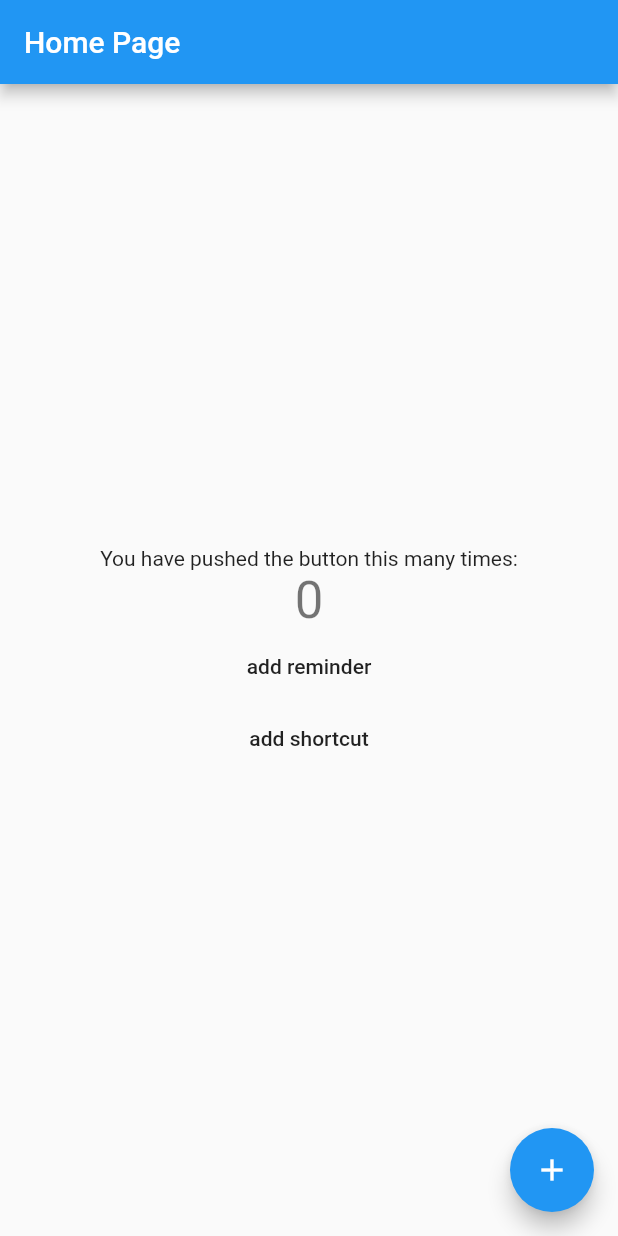
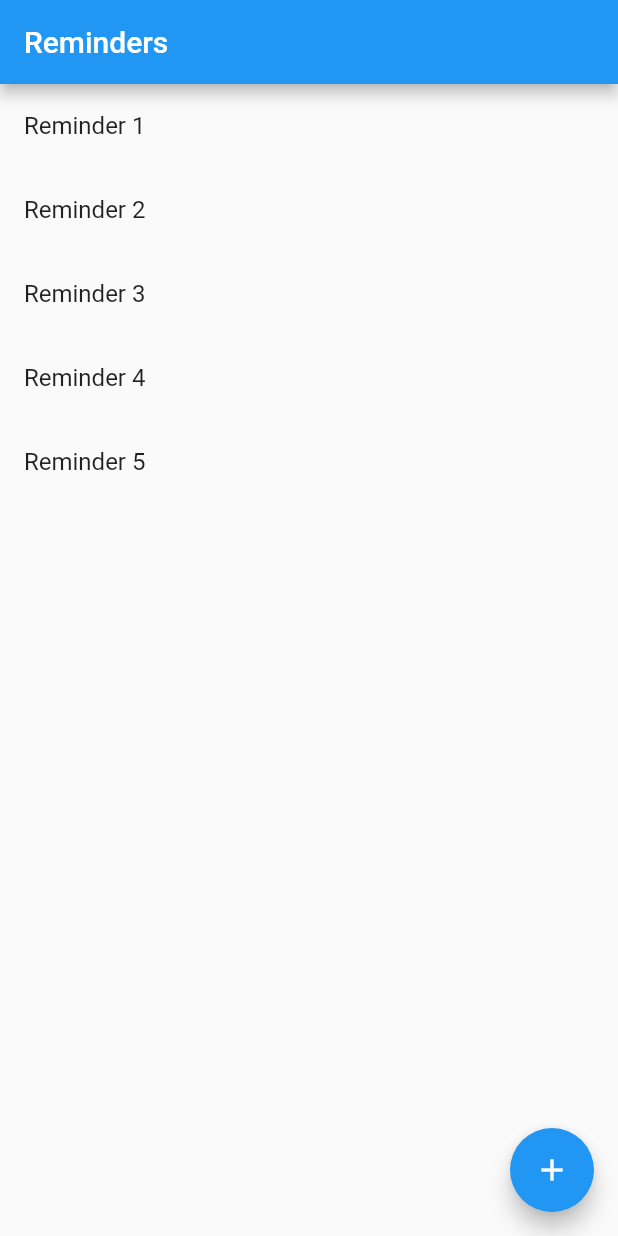
Before and after one commit to kelegorm/kotflut1, a Flutter app: the screen it shows after launch, on a phone screen of 412 x 824 dp. Run offline on Flutter 3.47's test engine with Material 2 defaults, Android fonts, the phone set to English and light mode, and no system bars.

Commit message:
Added list Creating reminder

```diff
--- a/lib/MainApp.dart
+++ b/lib/MainApp.dart
@@ -2,18 +2,32 @@ library kot_flut_1.main_app;
 
 import 'package:flutter/material.dart';
 import 'package:kot_flut_1/CreateReminderPage.dart';
-import 'package:kot_flut_1/HomePage.dart';
+import 'package:kot_flut_1/RemindersListPage.dart';
+import 'package:kot_flut_1/model.dart';
 
 
-class MainApp extends StatelessWidget {
-  // This widget is the root of your application.
+class MainApp extends StatefulWidget {
+  @override
+  State<StatefulWidget> createState() => new _MaintAppState();
+}
+
+
+class _MaintAppState extends State<MainApp> implements AppContext {
+
+  List<Reminder> reminders = [
+    new Reminder("Reminder 1"),
+    new Reminder("Reminder 2"),
+    new Reminder("Reminder 3"),
+    new Reminder("Reminder 4"),
+    new Reminder("Reminder 5"),
+  ];
 
   @override
   Widget build(BuildContext context) {
     return new MaterialApp(
       title: 'Kot Flut 1',
       theme: new ThemeData(primarySwatch: Colors.blue),
-      home: new MyHomePage(title: "Home Page",),
+      home: new RemindersListPage(reminders: reminders),
       routes: <String, WidgetBuilder>{
         ':reminder': (BuildContext context) => new CreateReminderPage()
       },
--- a/lib/HomePage.dart
+++ b/lib/RemindersListPage.dart
@@ -1,65 +1,84 @@
 library kot_flut_1.home_page;
+
+import 'dart:async';
 
 import 'package:flutter/material.dart';
 import 'package:flutter/services.dart';
+import 'package:kot_flut_1/model.dart';
 
 
-class MyHomePage extends StatefulWidget {
-  MyHomePage({Key key, this.title}) : super(key: key);
+class RemindersListPage extends StatefulWidget {
+  final List<Reminder> reminders;
 
-  // This widget is the home page of your application. It is stateful, meaning
-  // that it has a State object (defined below) that contains fields that affect
-  // how it looks.
 
-  // This class is the configuration for the state. It holds the values (in this
-  // case the title) provided by the parent (in this case the App widget) and
-  // used by the build method of the State. Fields in a Widget subclass are
-  // always marked "final".
+  RemindersListPage({Key key, this.reminders}) : super(key: key);
 
-  final String title;
 
   @override
-  _MyHomePageState createState() => new _MyHomePageState();
+  _ReminderListPageState createState() => new _ReminderListPageState(reminders: reminders);
 }
 
-class _MyHomePageState extends State<MyHomePage> {
-  static const String _channel = "increment";
+
+class _ReminderListPageState extends State<RemindersListPage> {
+  static const String _channel = 'increment';
+
+  static const String REMINDERS_TITLE = 'Reminders';
 
   static const BasicMessageChannel<String> platform =
-  const BasicMessageChannel<String>(_channel, const StringCodec());
+      const BasicMessageChannel<String>(_channel, const StringCodec());
+
+  List<Reminder> reminders;
 
 
-  int _counter = 0;
+  _ReminderListPageState({this.reminders});
 
-  void _incrementCounter() {
-    setState(() {
-      // This call to setState tells the Flutter framework that something has
-      // changed in this State, which causes it to rerun the build method below
-      // so that the display can reflect the updated values. If we changed
-      // _counter without calling setState(), then the build method would not be
-      // called again, and so nothing would appear to happen.
-      _counter++;
-
-      platform.send("sended message");
-      print("+ button clicked");
-    });
-  }
 
   @override
   Widget build(BuildContext context) {
-    // This method is rerun every time setState is called, for instance as done
-    // by the _incrementCounter method above.
-    //
-    // The Flutter framework has been optimized to make rerunning build methods
-    // fast, so that you can just rebuild anything that needs updating rather
-    // than having to individually change instances of widgets.
     return new Scaffold(
       appBar: new AppBar(
-        // Here we take the value from the MyHomePage object that was created by
-        // the App.build method, and use it to set our appbar title.
-        title: new Text(widget.title),
+        title: new Text(REMINDERS_TITLE),
       ),
-      body: new Center(
+      body: new ListView.builder(
+        itemBuilder: (context, i) => new ListTile(title: new Text(reminders[i].text)),
+        itemCount: reminders.length,
+      ),
+      floatingActionButton: new FloatingActionButton(
+        onPressed: _onPressed,
+        tooltip: 'Increment',
+        child: new Icon(Icons.add),
+      ),
+    );
+  }
+
+
+  Future _onPressed() async {
+    String text = await Navigator.pushNamed(context, ':reminder');
+    if (text != null) {
+      setState(() {
+        reminders.add(new Reminder(text));
+      });
+    }
+  }
+
+//  void _incrementCounter() {
+//    setState(() {
+//      // This call to setState tells the Flutter framework that something has
+//      // changed in this State, which causes it to rerun the build method below
+//      // so that the display can reflect the updated values. If we changed
+//      // _counter without calling setState(), then the build method would not be
+//      // called again, and so nothing would appear to happen.
+////      _counter++;
+//
+//      platform.send("sended message");
+//      print("+ button clicked");
+//    });
+//  }
+}
+
+/*
+old center with buttons to create icon and add reminder
+      new Center(
         // Center is a layout widget. It takes a single child and positions it
         // in the middle of the parent.
         child: new Column(
@@ -103,12 +122,5 @@ class _MyHomePageState extends State<MyHomePage> {
             )
           ],
         ),
-      ),
-      floatingActionButton: new FloatingActionButton(
-        onPressed: _incrementCounter,
-        tooltip: 'Increment',
-        child: new Icon(Icons.add),
-      ), // This trailing comma makes auto-formatting nicer for build methods.
-    );
-  }
-}
+      )
+ */
--- /dev/null
+++ b/lib/model.dart
@@ -0,0 +1,12 @@
+library kot_flut_1.main_app;
+
+
+abstract class AppContext {
+  List<Reminder> get reminders;
+}
+
+class Reminder {
+  String text;
+
+  Reminder([this.text = ""]);
+}
```
Also changed, not shown: lib/CreateReminderPage.dart (+21 -2 lines).
